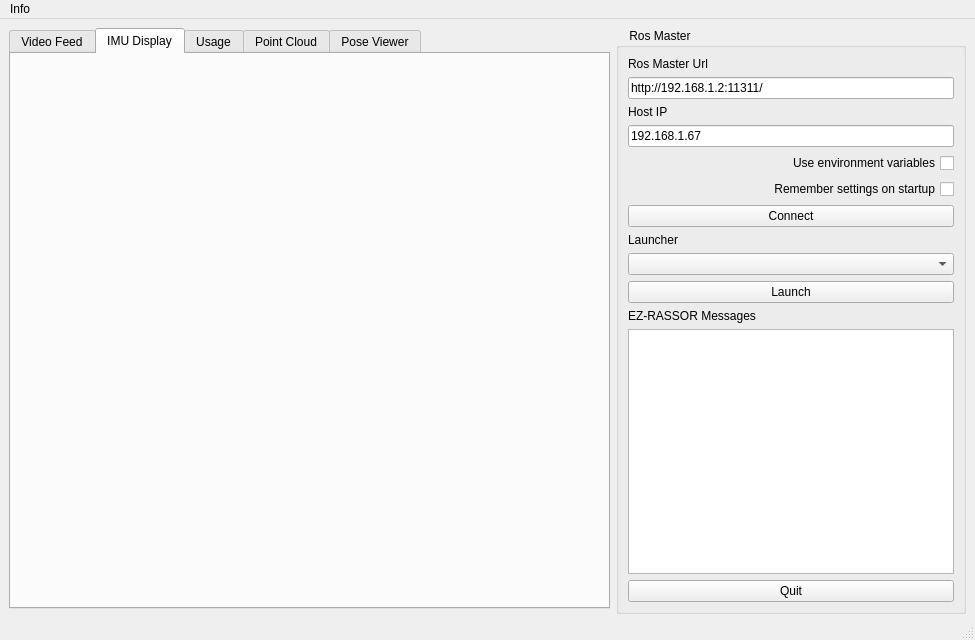
Qt form packages/interfaces/ez_gui/ui/main_window.ui (FlaSpaceInst/EZ-RASSOR) before a commit.
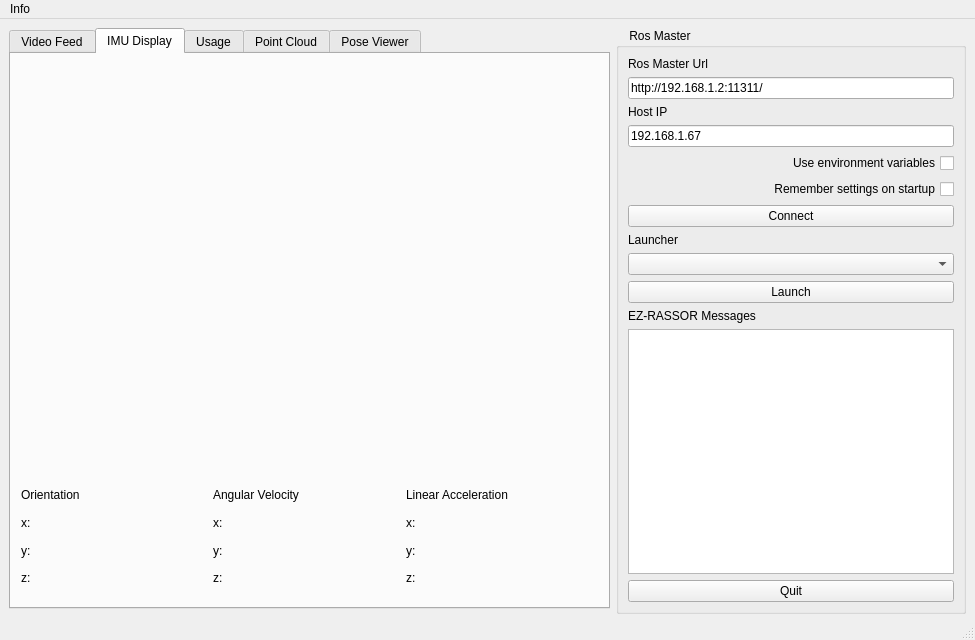
The same form after that commit. The open tabs and pages were chosen to show the change. Icons and pictures are not drawn.

```diff
--- a/packages/interfaces/ez_gui/ui/main_window.ui
+++ b/packages/interfaces/ez_gui/ui/main_window.ui
@@ -186,12 +186,135 @@
          <rect>
           <x>10</x>
           <y>10</y>
-          <width>581</width>
-          <height>541</height>
+          <width>571</width>
+          <height>411</height>
          </rect>
         </property>
         <layout class="QVBoxLayout" name="imu_viewer"/>
        </widget>
+       <widget class="QWidget" name="layoutWidget">
+        <property name="geometry">
+         <rect>
+          <x>10</x>
+          <y>430</y>
+          <width>571</width>
+          <height>105</height>
+         </rect>
+        </property>
+        <layout class="QHBoxLayout" name="horizontalLayout">
+         <item>
+          <layout class="QVBoxLayout" name="verticalLayout">
+           <property name="sizeConstraint">
+            <enum>QLayout::SetDefaultConstraint</enum>
+           </property>
+           <item>
+            <widget class="QLabel" name="label_4">
+             <property name="layoutDirection">
+              <enum>Qt::LeftToRight</enum>
+             </property>
+             <property name="text">
+              <string>Orientation</string>
+             </property>
+             <property name="alignment">
+              <set>Qt::AlignLeading|Qt::AlignLeft|Qt::AlignVCenter</set>
+             </property>
+            </widget>
+           </item>
+           <item>
+            <widget class="QLabel" name="orient_x">
+             <property name="text">
+              <string>x: </string>
+             </property>
+            </widget>
+           </item>
+           <item>
+            <widget class="QLabel" name="orient_y">
+             <property name="text">
+              <string>y:</string>
+             </property>
+            </widget>
+           </item>
+           <item>
+            <widget class="QLabel" name="orient_z">
+             <property name="text">
+              <string>z:</string>
+             </property>
+            </widget>
+           </item>
+          </layout>
+         </item>
+         <item>
+          <layout class="QVBoxLayout" name="verticalLayout_2">
+           <item>
+            <widget class="QLabel" name="label_15">
+             <property name="text">
+              <string>Angular Velocity</string>
+             </property>
+             <property name="alignment">
+              <set>Qt::AlignLeading|Qt::AlignLeft|Qt::AlignVCenter</set>
+             </property>
+            </widget>
+           </item>
+           <item>
+            <widget class="QLabel" name="ang_x">
+             <property name="text">
+              <string>x:</string>
+             </property>
+            </widget>
+           </item>
+           <item>
+            <widget class="QLabel" name="ang_y">
+             <property name="text">
+              <string>y:</string>
+             </property>
+            </widget>
+           </item>
+           <item>
+            <widget class="QLabel" name="ang_z">
+             <property name="text">
+              <string>z:</string>
+             </property>
+            </widget>
+           </item>
+          </layout>
+         </item>
+         <item>
+          <layout class="QVBoxLayout" name="verticalLayout_3">
+           <item>
+            <widget class="QLabel" name="label_17">
+             <property name="text">
+              <string>Linear Acceleration</string>
+             </property>
+             <property name="alignment">
+              <set>Qt::AlignLeading|Qt::AlignLeft|Qt::AlignVCenter</set>
+             </property>
+            </widget>
+           </item>
+           <item>
+            <widget class="QLabel" name="lin_x">
+             <property name="text">
+              <string>x:</string>
+             </property>
+            </widget>
+           </item>
+           <item>
+            <widget class="QLabel" name="lin_y">
+             <property name="text">
+              <string>y:</string>
+             </property>
+            </widget>
+           </item>
+           <item>
+            <widget class="QLabel" name="lin_z">
+             <property name="text">
+              <string>z:</string>
+             </property>
+            </widget>
+           </item>
+          </layout>
+         </item>
+        </layout>
+       </widget>
       </widget>
       <widget class="QWidget" name="tab_usage">
        <attribute name="title">
@@ -249,13 +372,13 @@
          <number>24</number>
         </property>
        </widget>
-       <widget class="QLabel" name="label_4">
+       <widget class="QLabel" name="cpu_label">
         <property name="geometry">
          <rect>
-          <x>50</x>
-          <y>40</y>
-          <width>61</width>
-          <height>51</height>
+          <x>30</x>
+          <y>30</y>
+          <width>81</width>
+          <height>71</height>
          </rect>
         </property>
         <property name="text">
```
Left out of the diff: 74 changed lines with no effect on the pictures.
